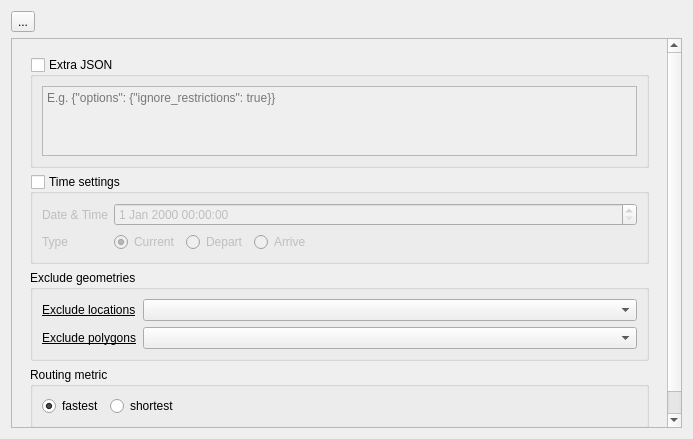
Qt form valhalla/resources/ui/routing_params_widget.ui (nilsnolde/valhalla-qgis-plugin) before a commit.
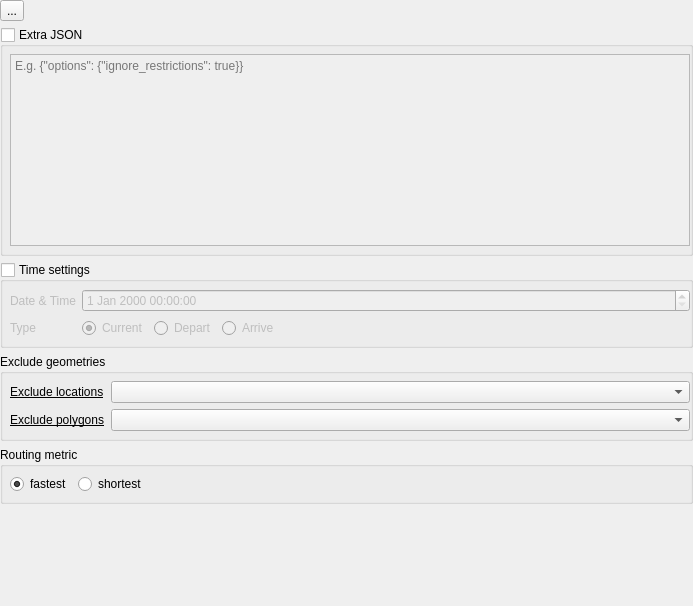
The same form after that commit. Icons and pictures are not drawn. Custom widgets are drawn as their Qt base class.

What changed in the file:
```diff
--- a/valhalla/resources/ui/routing_params_widget.ui
+++ b/valhalla/resources/ui/routing_params_widget.ui
@@ -7,7 +7,7 @@
     <x>0</x>
     <y>0</y>
     <width>693</width>
-    <height>439</height>
+    <height>606</height>
    </rect>
   </property>
   <property name="sizePolicy">
@@ -20,6 +20,18 @@
    <string>Form</string>
   </property>
   <layout class="QVBoxLayout" name="verticalLayout">
+   <property name="leftMargin">
+    <number>0</number>
+   </property>
+   <property name="topMargin">
+    <number>0</number>
+   </property>
+   <property name="rightMargin">
+    <number>0</number>
+   </property>
+   <property name="bottomMargin">
+    <number>0</number>
+   </property>
    <item>
     <layout class="QHBoxLayout" name="horizontalLayout_2" stretch="1,10">
      <item>
@@ -51,25 +63,6 @@
     </layout>
    </item>
    <item>
-    <widget class="QScrollArea" name="scrollArea">
-     <property name="widgetResizable">
-      <bool>true</bool>
-     </property>
-     <widget class="QWidget" name="scrollAreaWidgetContents">
-      <property name="geometry">
-       <rect>
-        <x>0</x>
-        <y>0</y>
-        <width>652</width>
-        <height>469</height>
-       </rect>
-      </property>
-      <layout class="QVBoxLayout" name="verticalLayout_2">
-       <item>
-        <widget class="QStackedWidget" name="stackedWidget">
-         <widget class="QWidget" name="page">
-          <layout class="QVBoxLayout" name="verticalLayout_5">
-           <item>
             <widget class="QgsCollapsibleGroupBox" name="ui_extra_box">
              <property name="toolTip">
               <string>Supply extra JSON parameters</string>
@@ -90,6 +83,18 @@
               <bool>true</bool>
              </property>
              <layout class="QVBoxLayout" name="verticalLayout_3">
+      <property name="leftMargin">
+       <number>7</number>
+      </property>
+      <property name="topMargin">
+       <number>7</number>
+      </property>
+      <property name="rightMargin">
+       <number>0</number>
+      </property>
+      <property name="bottomMargin">
+       <number>7</number>
+      </property>
               <item>
                <widget class="QTextEdit" name="ui_extra_json">
                 <property name="placeholderText">
@@ -112,6 +117,18 @@
               <bool>false</bool>
              </property>
              <layout class="QFormLayout" name="formLayout">
+      <property name="leftMargin">
+       <number>7</number>
+      </property>
+      <property name="topMargin">
+       <number>7</number>
+      </property>
+      <property name="rightMargin">
+       <number>0</number>
+      </property>
+      <property name="bottomMargin">
+       <number>7</number>
+      </property>
               <item row="0" column="0">
                <widget class="QLabel" name="label">
                 <property name="text">
@@ -195,13 +212,25 @@
               <bool>false</bool>
              </property>
              <layout class="QFormLayout" name="formLayout_5">
+      <property name="leftMargin">
+       <number>7</number>
+      </property>
+      <property name="topMargin">
+       <number>7</number>
+      </property>
+      <property name="rightMargin">
+       <number>0</number>
+      </property>
+      <property name="bottomMargin">
+       <number>7</number>
+      </property>
               <item row="0" column="0">
                <widget class="QLabel" name="exclude_locations_label">
                 <property name="toolTip">
                  <string>&lt;html&gt;&lt;head/&gt;&lt;body&gt;&lt;p&gt;A set of locations to exclude or avoid within a route. The avoid_locations are mapped to the closest road or roads and these roads are excluded from the route path computation.&lt;/p&gt;&lt;/body&gt;&lt;/html&gt;</string>
                 </property>
                 <property name="text">
-                 <string>&lt;html&gt;&lt;head/&gt;&lt;body&gt;&lt;p&gt;&lt;a href=&quot;https://github.com/valhalla/valhalla/blob/master/docs/api/turn-by-turn/api-reference.md#other-request-options&quot;&gt;&lt;span style=&quot; text-decoration: underline; color:#000000;&quot;&gt;Exclude locations&lt;/span&gt;&lt;/a&gt;&lt;/p&gt;&lt;/body&gt;&lt;/html&gt;</string>
+         <string>&lt;html&gt;&lt;head/&gt;&lt;body&gt;&lt;p&gt;&lt;a href=&quot;https://valhalla.github.io/valhalla/api/turn-by-turn/api-reference.md#other-request-options&quot;&gt;&lt;span style=&quot; text-decoration: underline; color:#000000;&quot;&gt;Exclude locations&lt;/span&gt;&lt;/a&gt;&lt;/p&gt;&lt;/body&gt;&lt;/html&gt;</string>
                 </property>
                 <property name="openExternalLinks">
                  <bool>true</bool>
@@ -221,7 +250,7 @@
                  <string>&lt;html&gt;&lt;head/&gt;&lt;body&gt;&lt;p&gt;One or multiple exterior rings of polygons. Roads intersecting these rings will be avoided during path finding. If you only need to avoid a few specific roads, it's &lt;span style=&quot; font-weight:600;&quot;&gt;much&lt;/span&gt; more efficient to use &lt;span style=&quot; font-family:'.SF NS Mono';&quot;&gt;exclude_locations&lt;/span&gt;.&lt;/p&gt;&lt;/body&gt;&lt;/html&gt;</string>
                 </property>
                 <property name="text">
-                 <string>&lt;html&gt;&lt;head/&gt;&lt;body&gt;&lt;p&gt;&lt;a href=&quot;https://github.com/valhalla/valhalla/blob/master/docs/api/turn-by-turn/api-reference.md#other-request-options&quot;&gt;&lt;span style=&quot; text-decoration: underline; color:#000000;&quot;&gt;Exclude polygons&lt;/span&gt;&lt;/a&gt;&lt;/p&gt;&lt;/body&gt;&lt;/html&gt;</string>
+         <string>&lt;html&gt;&lt;head/&gt;&lt;body&gt;&lt;p&gt;&lt;a href=&quot;https://valhalla.github.io/valhalla/api/turn-by-turn/api-reference.md#other-request-options&quot;&gt;&lt;span style=&quot; text-decoration: underline; color:#000000;&quot;&gt;Exclude polygons&lt;/span&gt;&lt;/a&gt;&lt;/p&gt;&lt;/body&gt;&lt;/html&gt;</string>
                 </property>
                 <property name="openExternalLinks">
                  <bool>true</bool>
@@ -247,6 +276,18 @@
               <string>Routing metric</string>
              </property>
              <layout class="QHBoxLayout" name="horizontalLayout_5">
+      <property name="leftMargin">
+       <number>7</number>
+      </property>
+      <property name="topMargin">
+       <number>7</number>
+      </property>
+      <property name="rightMargin">
+       <number>0</number>
+      </property>
+      <property name="bottomMargin">
+       <number>7</number>
+      </property>
               <item>
                <widget class="QRadioButton" name="ui_metric_fastest">
                 <property name="text">
@@ -280,16 +321,21 @@
              </layout>
             </widget>
            </item>
-          </layout>
-         </widget>
-        </widget>
-       </item>
        <item>
         <widget class="QStackedWidget" name="ui_settings_stacked"/>
        </item>
-      </layout>
-     </widget>
-    </widget>
+   <item>
+    <spacer name="verticalSpacer">
+     <property name="orientation">
+      <enum>Qt::Vertical</enum>
+     </property>
+     <property name="sizeHint" stdset="0">
+      <size>
+       <width>20</width>
+       <height>40</height>
+      </size>
+     </property>
+    </spacer>
    </item>
   </layout>
  </widget>
```
Left out of the diff: 17 changed lines with no effect on the pictures. Lines whose indentation alone changed are shown as unchanged.
